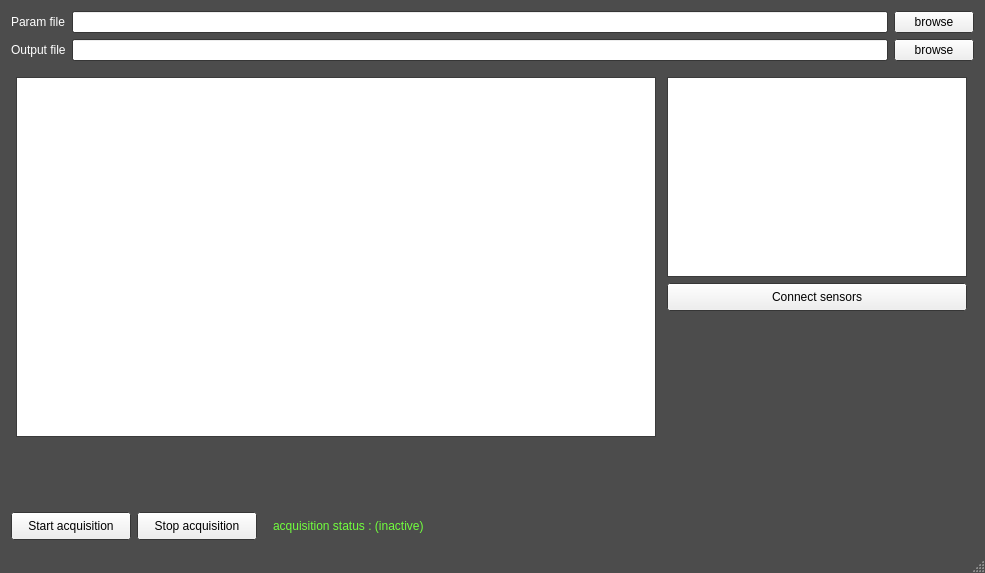
Qt form SonoAssist/SonoAssist/SonoAssist.ui (LATIS-LABS-ETS/SonoAssist) before a commit.
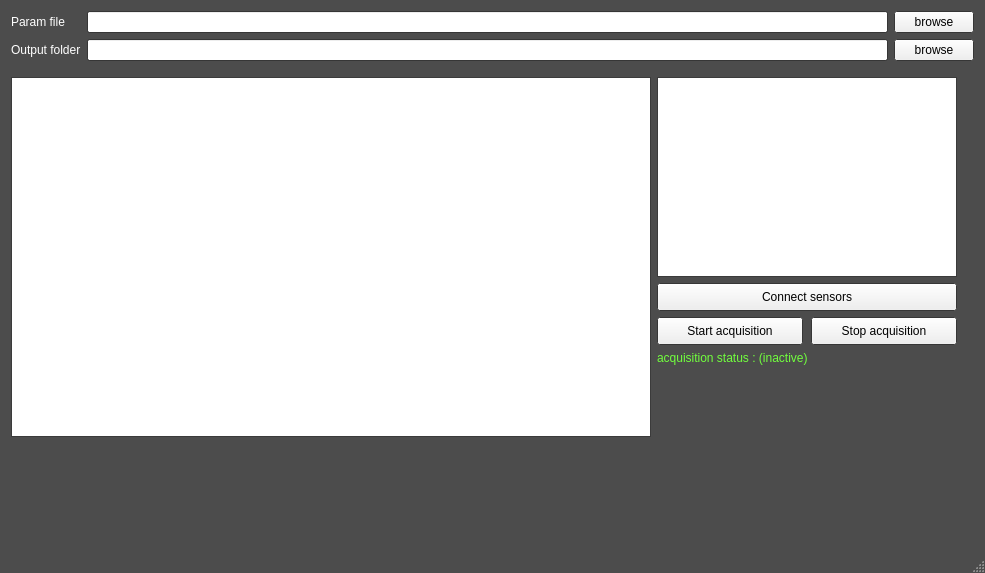
The same form after that commit.

Commit message:
Output folder generation
	- the application places the output data files in a output
	  folder
	- moved the start/stop stream buttons on the UI

```diff
--- a/SonoAssist/SonoAssist/SonoAssist.ui
+++ b/SonoAssist/SonoAssist/SonoAssist.ui
@@ -149,7 +149,7 @@
       <item row="1" column="0">
        <widget class="QLabel" name="output_file_label">
         <property name="text">
-         <string>Output file</string>
+         <string>Output folder</string>
         </property>
        </widget>
       </item>
@@ -266,40 +266,51 @@
          </widget>
         </item>
         <item>
-         <spacer name="verticalSpacer_6">
-          <property name="orientation">
-           <enum>Qt::Vertical</enum>
-          </property>
-          <property name="sizeHint" stdset="0">
-           <size>
-            <width>20</width>
-            <height>40</height>
-           </size>
-          </property>
-         </spacer>
-        </item>
-       </layout>
-      </item>
-     </layout>
-    </item>
-    <item>
-     <spacer name="verticalSpacer_2">
-      <property name="orientation">
-       <enum>Qt::Vertical</enum>
-      </property>
-      <property name="sizeType">
-       <enum>QSizePolicy::Fixed</enum>
-      </property>
-      <property name="sizeHint" stdset="0">
-       <size>
-        <width>20</width>
-        <height>5</height>
-       </size>
-      </property>
-     </spacer>
-    </item>
-    <item>
      <layout class="QGridLayout" name="gridLayout_3">
+          <property name="spacing">
+           <number>0</number>
+          </property>
+          <item row="0" column="1">
+           <spacer name="horizontalSpacer">
+            <property name="orientation">
+             <enum>Qt::Horizontal</enum>
+            </property>
+            <property name="sizeType">
+             <enum>QSizePolicy::Fixed</enum>
+            </property>
+            <property name="sizeHint" stdset="0">
+             <size>
+              <width>8</width>
+              <height>20</height>
+             </size>
+            </property>
+           </spacer>
+          </item>
+          <item row="0" column="0">
+           <widget class="QPushButton" name="start_acquisition_button">
+            <property name="sizePolicy">
+             <sizepolicy hsizetype="Fixed" vsizetype="Fixed">
+              <horstretch>0</horstretch>
+              <verstretch>0</verstretch>
+             </sizepolicy>
+            </property>
+            <property name="minimumSize">
+             <size>
+              <width>146</width>
+              <height>28</height>
+             </size>
+            </property>
+            <property name="maximumSize">
+             <size>
+              <width>146</width>
+              <height>28</height>
+             </size>
+            </property>
+            <property name="text">
+             <string>Start acquisition</string>
+            </property>
+           </widget>
+          </item>
       <item row="0" column="2">
        <widget class="QPushButton" name="stop_acquisition_button">
         <property name="sizePolicy">
@@ -310,13 +321,13 @@
         </property>
         <property name="minimumSize">
          <size>
-          <width>120</width>
+              <width>146</width>
           <height>28</height>
          </size>
         </property>
         <property name="maximumSize">
          <size>
-          <width>120</width>
+              <width>146</width>
           <height>28</height>
          </size>
         </property>
@@ -325,7 +336,22 @@
         </property>
        </widget>
       </item>
-      <item row="0" column="4">
+          <item row="0" column="3">
+           <spacer name="horizontalSpacer_2">
+            <property name="orientation">
+             <enum>Qt::Horizontal</enum>
+            </property>
+            <property name="sizeHint" stdset="0">
+             <size>
+              <width>40</width>
+              <height>20</height>
+             </size>
+            </property>
+           </spacer>
+          </item>
+         </layout>
+        </item>
+        <item>
        <widget class="QLabel" name="acquisition_label">
         <property name="palette">
          <palette>
@@ -369,59 +395,20 @@
         </property>
        </widget>
       </item>
-      <item row="0" column="3">
-       <spacer name="horizontalSpacer_3">
+        <item>
+         <spacer name="verticalSpacer_6">
         <property name="orientation">
-         <enum>Qt::Horizontal</enum>
-        </property>
-        <property name="sizeType">
-         <enum>QSizePolicy::Fixed</enum>
-        </property>
+           <enum>Qt::Vertical</enum>
+          </property>
         <property name="sizeHint" stdset="0">
          <size>
-          <width>10</width>
-          <height>20</height>
+            <width>20</width>
+            <height>40</height>
          </size>
         </property>
        </spacer>
       </item>
-      <item row="0" column="5">
-       <spacer name="horizontalSpacer">
-        <property name="orientation">
-         <enum>Qt::Horizontal</enum>
-        </property>
-        <property name="sizeHint" stdset="0">
-         <size>
-          <width>40</width>
-          <height>20</height>
-         </size>
-        </property>
-       </spacer>
-      </item>
-      <item row="0" column="0">
-       <widget class="QPushButton" name="start_acquisition_button">
-        <property name="sizePolicy">
-         <sizepolicy hsizetype="Fixed" vsizetype="Fixed">
-          <horstretch>0</horstretch>
-          <verstretch>0</verstretch>
-         </sizepolicy>
-        </property>
-        <property name="minimumSize">
-         <size>
-          <width>120</width>
-          <height>28</height>
-         </size>
-        </property>
-        <property name="maximumSize">
-         <size>
-          <width>120</width>
-          <height>28</height>
-         </size>
-        </property>
-        <property name="text">
-         <string>Start acquisition</string>
-        </property>
-       </widget>
+       </layout>
       </item>
      </layout>
     </item>
```
Left out of the diff: 6 changed lines with no effect on the pictures. Lines whose indentation alone changed are shown as unchanged. The commit also changes 10 other files.
